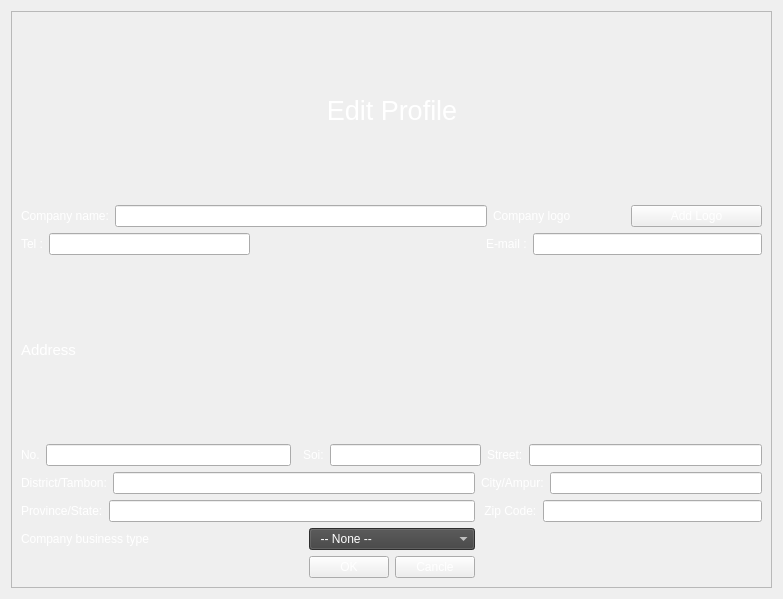
First picture: the form in ui_form/Company_Edit_Profile.ui, repository Sirawap/PathFinder-Project, before the edit.
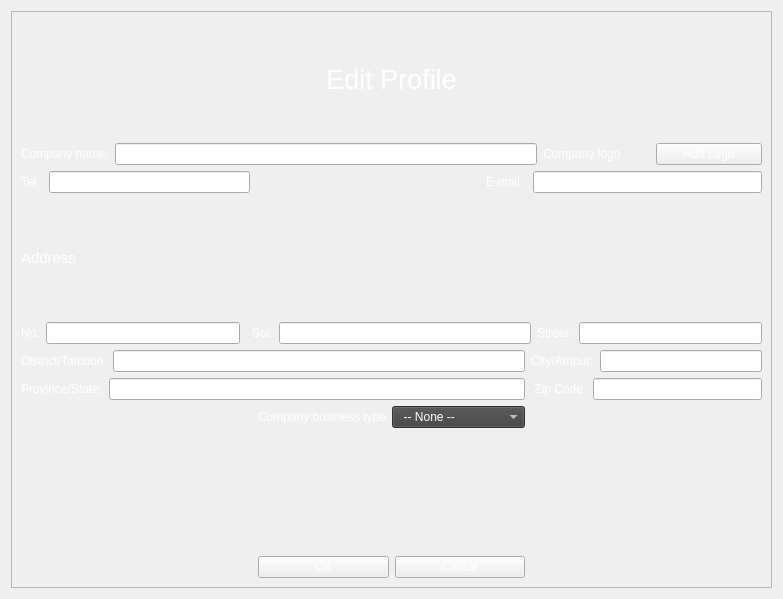
Second picture: the form after the edit. Icons and pictures are not drawn.

```diff
--- a/ui_form/Company_Edit_Profile.ui
+++ b/ui_form/Company_Edit_Profile.ui
@@ -54,7 +54,7 @@
          </item>
         </layout>
        </item>
-       <item row="8" column="3">
+       <item row="13" column="3">
         <layout class="QHBoxLayout" name="horizontalLayout_13">
          <item>
           <widget class="QPushButton" name="pushButton_OK">
@@ -221,7 +221,7 @@
          </property>
         </widget>
        </item>
-       <item row="8" column="6">
+       <item row="13" column="6">
         <spacer name="horizontalSpacer_2">
          <property name="orientation">
           <enum>Qt::Horizontal</enum>
@@ -298,14 +298,23 @@
          </item>
         </layout>
        </item>
-       <item row="7" column="0">
+       <item row="11" column="3">
+        <widget class="QLabel" name="error_label">
+         <property name="text">
+          <string/>
+         </property>
+        </widget>
+       </item>
+       <item row="10" column="3">
+        <layout class="QHBoxLayout" name="horizontalLayout_12">
+         <item>
         <widget class="QLabel" name="label_5">
          <property name="text">
           <string>Company business type</string>
          </property>
         </widget>
        </item>
-       <item row="7" column="3">
+         <item>
         <widget class="QComboBox" name="comboBox_Business">
          <item>
           <property name="text">
@@ -368,6 +377,8 @@
           </property>
          </item>
         </widget>
+         </item>
+        </layout>
        </item>
       </layout>
      </widget>
```
Lines whose indentation alone changed are shown as unchanged.
